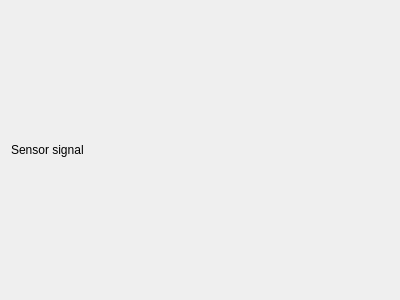
This is recognitionview.ui in janneasdf/RecognizerApp as Qt 5 draws it before an edit. The edited form follows.
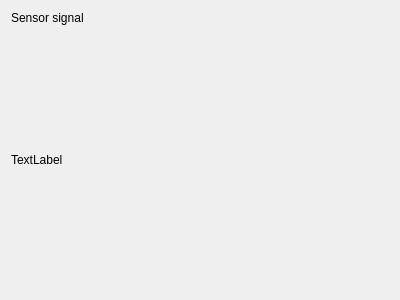
This is the edited form.

Diff of the .ui file:
```diff
--- a/recognitionview.ui
+++ b/recognitionview.ui
@@ -15,12 +15,25 @@
   </property>
   <layout class="QVBoxLayout" name="verticalLayout">
    <item>
-    <widget class="QLabel" name="label">
+    <widget class="QLabel" name="sensorSignalLabel">
+     <property name="sizePolicy">
+      <sizepolicy hsizetype="Fixed" vsizetype="Fixed">
+       <horstretch>0</horstretch>
+       <verstretch>0</verstretch>
+      </sizepolicy>
+     </property>
      <property name="text">
       <string>Sensor signal</string>
      </property>
     </widget>
    </item>
+   <item>
+    <widget class="QLabel" name="currentLagLabel">
+     <property name="text">
+      <string>TextLabel</string>
+     </property>
+    </widget>
+   </item>
   </layout>
  </widget>
  <resources/>
```
